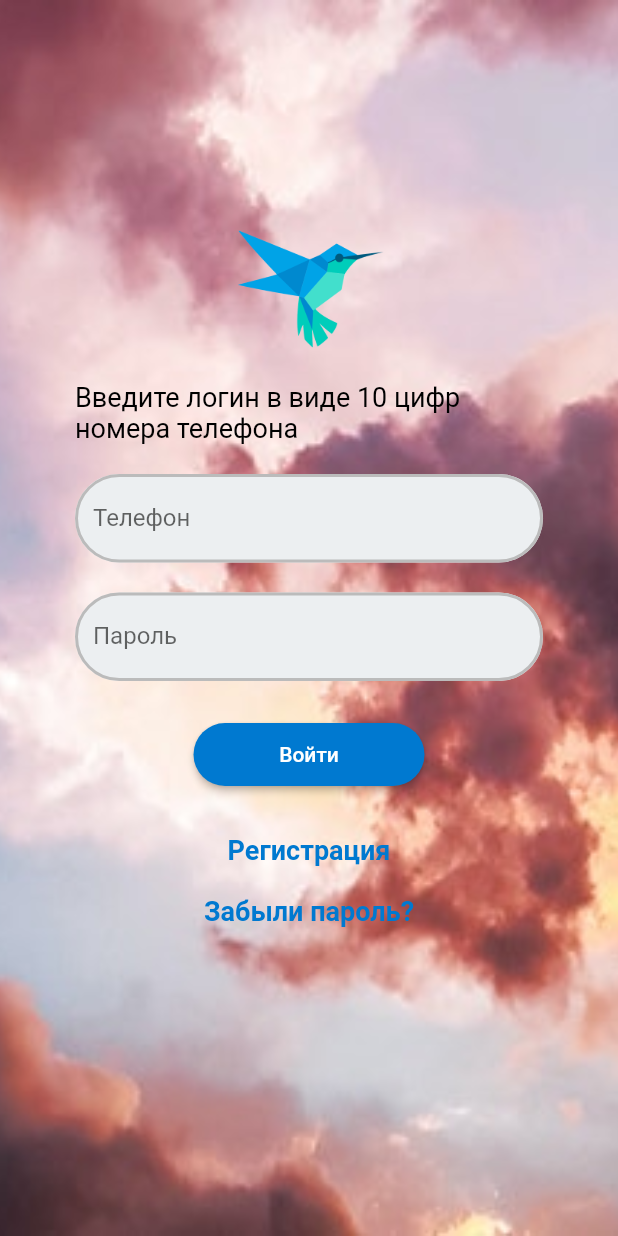
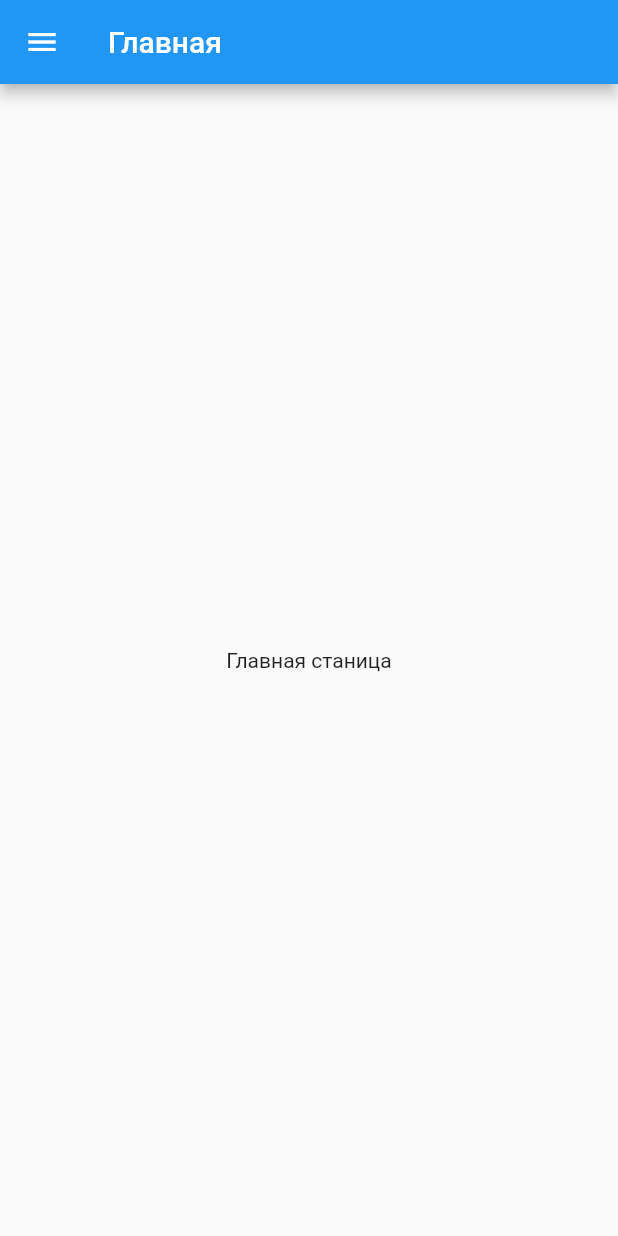
Before and after one commit to AnnaPaltusova/auth_page, a Flutter app: the screen it shows after launch, on a phone screen of 412 x 824 dp. Run offline on Flutter 3.47's test engine with Material 2 defaults, Android fonts, the phone set to English and light mode, and no system bars.

```diff
--- /dev/null
+++ b/lib/appBar_screen.dart
@@ -0,0 +1,37 @@
+import 'package:flutter/material.dart';
+
+class AppBarScreen extends StatefulWidget {
+  const AppBarScreen({Key? key}) : super(key: key);
+
+  @override
+  _AppBarScreenState createState() => _AppBarScreenState();
+}
+class _AppBarScreenState extends State<AppBarScreen> {
+
+  @override
+  Widget build(BuildContext context) {
+    final ButtonStyle buttonStyle =
+    TextButton.styleFrom(primary: Theme.of(context).colorScheme.onPrimary);
+    return MaterialApp(
+        home: Scaffold(
+          appBar: AppBar(
+            title: const Text("Демо AppBar"),
+            actions: <Widget>[
+              IconButton(
+                  tooltip: "Баланс",
+                  onPressed: () {},
+                  icon: const Icon(Icons.account_balance)
+              ),
+              IconButton(onPressed: () {}, icon: const Icon(Icons.settings)),
+              TextButton(
+                onPressed: () {},
+                child: const Text("Профиль"),
+                style: buttonStyle,
+              ),
+            ],
+          ),
+          body: Center(child: Text("Контент")),
+        )
+    );
+  }
+}
--- a/lib/main.dart
+++ b/lib/main.dart
@@ -1,85 +1,10 @@
 import 'package:flutter/material.dart';
+import 'auth_page_demo.dart';
+import 'navig_drawer_screen.dart';
+import 'appBar_screen.dart';
+import 'navi_demo.dart';
+
 
 void main() {
-  runApp(const MyApp());
+  runApp(const NavigationDemo());
 }
-
-class MyApp extends StatelessWidget {
-  const MyApp({Key? key}): super(key: key);
-
-  // This widget is the root of your application.
-  @override
-  Widget build(BuildContext context) {
-    const borderStyle= OutlineInputBorder(
-      borderRadius: BorderRadius.all(Radius.circular(36)),
-      borderSide: BorderSide(
-        color: const Color(0xFFbbbbbb), width: 2));
-    const LinkTextStyle = TextStyle(
-      fontSize: 18,
-      fontWeight: FontWeight.bold,
-      color: Color(0xFF0079D0)
-      );
-
-    return MaterialApp(
-      home: Scaffold(
-        body: Container(
-          decoration: const BoxDecoration(
-            image: DecorationImage(
-              image: AssetImage("assets/bg1.jpg"),
-              fit: BoxFit.cover,
-            ),
-          ),
-          width: double.infinity,
-          height: double.infinity,
-           padding: EdgeInsets.symmetric(horizontal: 50,),
-           child: SingleChildScrollView(
-              child: Column(children: [
-                SizedBox(height: 150,),
-                const SizedBox(width: 110, height: 84, child: const Image(image: AssetImage('assets/dart-logo.png')),),
-                SizedBox(height: 20,),
-                Text('Введите логин в виде 10 цифр номера телефона',
-                style: TextStyle(fontSize: 18, color: Color.fromRGBO(0, 0, 0, 6)),),
-                SizedBox(height: 20,),
-                TextField(
-                  keyboardType: TextInputType.phone,
-                  decoration: InputDecoration(
-                    filled: true,
-                    fillColor: Color(0xFFeceff1),
-                    enabledBorder: borderStyle,
-                    focusedBorder: borderStyle,
-                    labelText: 'Телефон',
-                  ),
-                ),
-                SizedBox(height: 20,),
-                TextField(
-                  obscureText: true,
-                  decoration: InputDecoration(
-                    filled: true,
-                    fillColor: Color(0xFFeceff1),
-                    enabledBorder: borderStyle,
-                    focusedBorder: borderStyle,
-                    labelText: 'Пароль',
-                  ),
-                ),
-                SizedBox(height: 28,),
-                SizedBox(width: 154, height: 42, child:
-                ElevatedButton(onPressed: () {},
-                    child: Text('Войти'),
-                style: ElevatedButton.styleFrom(
-                  primary: Color(0xFF0079D0),
-                  shape: RoundedRectangleBorder(
-                    borderRadius: BorderRadius.circular(22.0),
-                    ),
-                ))),
-                SizedBox(height: 32,),
-                InkWell(child: Text('Регистрация', style: LinkTextStyle,),
-                  onTap: () {}),
-                SizedBox(height: 20,),
-                InkWell(child: Text('Забыли пароль?', style: LinkTextStyle,), onTap: () {}),
-              ],),
-            ),
-          ),
-        ),
-      );
-  }
-  }
--- /dev/null
+++ b/lib/navi_demo.dart
@@ -0,0 +1,77 @@
+import 'package:flutter/material.dart';
+
+class NavigationDemo extends StatefulWidget {
+  const NavigationDemo({Key? key}) : super(key: key);
+
+  @override
+  _NavigationDemoState createState() => _NavigationDemoState();
+}
+
+class _NavigationDemoState extends State<NavigationDemo> {
+
+
+  @override
+  Widget build(BuildContext context) {
+    return MaterialApp(
+      //home: const MainScreen(),
+      initialRoute: '/',
+      routes: {
+        '/': (context) => const MainScreen(),
+        '/contacts': (context) => const SecondScreen(),
+      },
+    );
+  }
+}
+
+Widget navDrawer(context) => Drawer(
+  child: ListView(padding: EdgeInsets.zero, children: [
+    DrawerHeader(
+      decoration: const BoxDecoration(
+        color: Colors.blue,
+      ),
+      child: Container(
+        height: 200,
+      ),),
+    ListTile(
+      leading: const Icon(Icons.one_k),
+      title: const Text("Главная"),
+      onTap: () {
+        //Navigator.pop(context);
+        Navigator.pushNamed(context, '/');
+      },
+    ),
+    ListTile(
+      leading: const Icon(Icons.two_k),
+      title: const Text("Контакты"),
+      onTap: () {
+        Navigator.pushNamed(context, '/contacts');
+      },
+    ),
+  ]),);
+
+class MainScreen extends StatelessWidget {
+  const MainScreen({Key? key}) : super(key: key);
+
+  @override
+  Widget build(BuildContext context) {
+    return Scaffold(
+        appBar: AppBar(title: const Text('Главная')),
+        drawer: navDrawer(context),
+        body: const Center(
+          child: Text('Главная станица'),
+        ));
+  }
+}
+class SecondScreen extends StatelessWidget {
+  const SecondScreen({Key? key}) : super(key: key);
+
+  @override
+  Widget build(BuildContext context) {
+    return Scaffold(
+        appBar: AppBar(title: const Text('Контакты')),
+        drawer: navDrawer(context),
+        body: const Center(
+          child: Text('Контакты'),
+        ));
+  }
+}
```
Also changed, not shown: lib/navig_drawer_screen.dart (added, +77 -0 lines).
